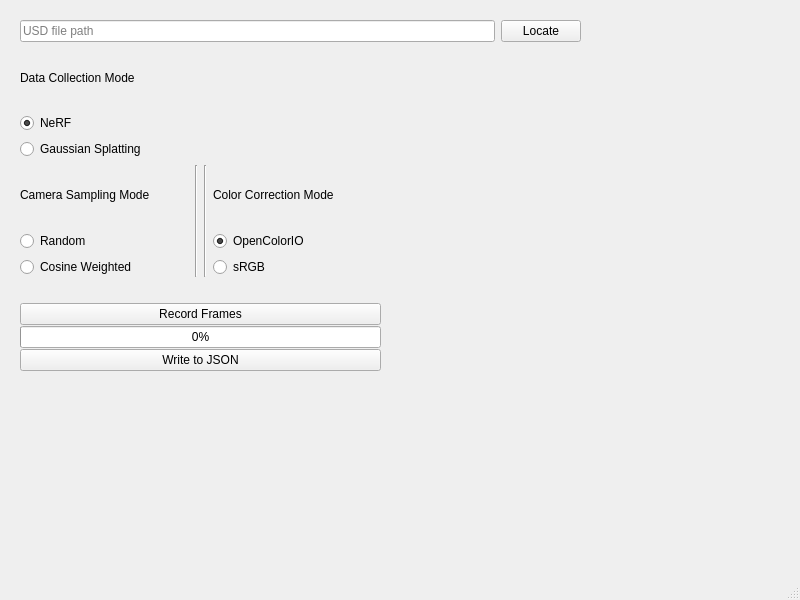
Qt form src/usdSimple/mainwindow.ui (mialana/neural-for-usd) before a commit.
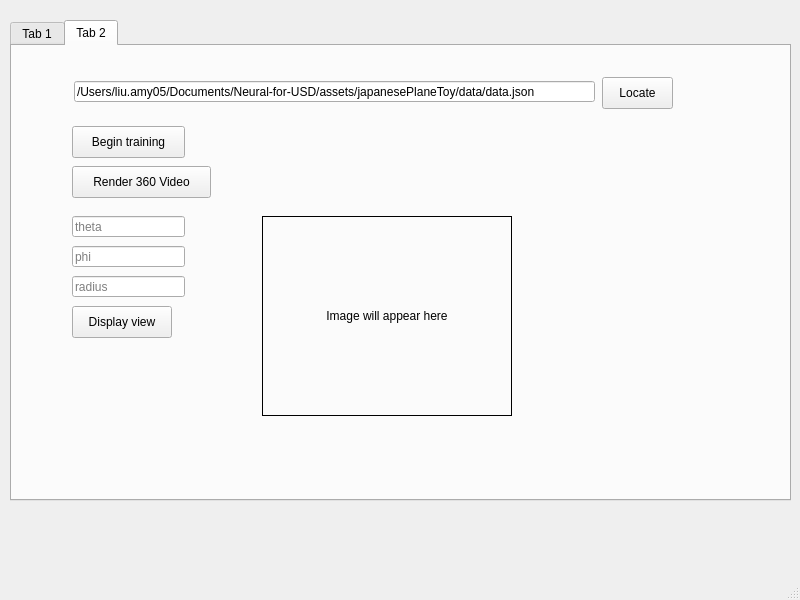
The same form after that commit.

Commit message: Create placeholder UI

Diff of the .ui file:
```diff
--- a/src/usdSimple/mainwindow.ui
+++ b/src/usdSimple/mainwindow.ui
@@ -14,12 +14,28 @@
    <string>MainWindow</string>
   </property>
   <widget class="QWidget" name="centralwidget">
+   <widget class="QTabWidget" name="tabWidget">
+    <property name="geometry">
+     <rect>
+      <x>10</x>
+      <y>20</y>
+      <width>781</width>
+      <height>481</height>
+     </rect>
+    </property>
+    <property name="currentIndex">
+     <number>1</number>
+    </property>
+    <widget class="QWidget" name="tab_3">
+     <attribute name="title">
+      <string>Tab 1</string>
+     </attribute>
    <widget class="QWidget" name="verticalLayoutWidget_5">
     <property name="geometry">
      <rect>
-      <x>20</x>
+        <x>10</x>
       <y>20</y>
-      <width>561</width>
+        <width>651</width>
       <height>374</height>
      </rect>
     </property>
@@ -190,7 +206,7 @@
               </sizepolicy>
              </property>
              <property name="text">
-              <string>Record Frames</string>
+                <string>Begin Data Collection</string>
              </property>
             </widget>
            </item>
@@ -210,19 +226,6 @@
              </property>
             </widget>
            </item>
-           <item>
-            <widget class="QPushButton" name="pushButton_3">
-             <property name="sizePolicy">
-              <sizepolicy hsizetype="Expanding" vsizetype="Fixed">
-               <horstretch>0</horstretch>
-               <verstretch>0</verstretch>
-              </sizepolicy>
-             </property>
-             <property name="text">
-              <string>Write to JSON</string>
-             </property>
-            </widget>
-           </item>
            <item>
             <widget class="QLabel" name="label_3">
              <property name="text">
@@ -252,6 +255,142 @@
     </layout>
    </widget>
   </widget>
+    <widget class="QWidget" name="tab_4">
+     <attribute name="title">
+      <string>Tab 2</string>
+     </attribute>
+     <widget class="QLineEdit" name="lineEdit_3">
+      <property name="geometry">
+       <rect>
+        <x>60</x>
+        <y>170</y>
+        <width>113</width>
+        <height>21</height>
+       </rect>
+      </property>
+      <property name="placeholderText">
+       <string>theta</string>
+      </property>
+     </widget>
+     <widget class="QPushButton" name="pushButton_4">
+      <property name="geometry">
+       <rect>
+        <x>60</x>
+        <y>80</y>
+        <width>113</width>
+        <height>32</height>
+       </rect>
+      </property>
+      <property name="text">
+       <string>Begin training</string>
+      </property>
+     </widget>
+     <widget class="QLineEdit" name="lineEdit_4">
+      <property name="geometry">
+       <rect>
+        <x>60</x>
+        <y>200</y>
+        <width>113</width>
+        <height>21</height>
+       </rect>
+      </property>
+      <property name="placeholderText">
+       <string>phi</string>
+      </property>
+     </widget>
+     <widget class="QLineEdit" name="lineEdit_5">
+      <property name="geometry">
+       <rect>
+        <x>60</x>
+        <y>230</y>
+        <width>113</width>
+        <height>21</height>
+       </rect>
+      </property>
+      <property name="placeholderText">
+       <string>radius</string>
+      </property>
+     </widget>
+     <widget class="QPushButton" name="pushButton_6">
+      <property name="geometry">
+       <rect>
+        <x>60</x>
+        <y>260</y>
+        <width>100</width>
+        <height>32</height>
+       </rect>
+      </property>
+      <property name="text">
+       <string>Display view</string>
+      </property>
+     </widget>
+     <widget class="QLabel" name="label">
+      <property name="geometry">
+       <rect>
+        <x>250</x>
+        <y>170</y>
+        <width>250</width>
+        <height>200</height>
+       </rect>
+      </property>
+      <property name="frameShape">
+       <enum>QFrame::Shape::Box</enum>
+      </property>
+      <property name="text">
+       <string>Image will appear here</string>
+      </property>
+      <property name="alignment">
+       <set>Qt::AlignmentFlag::AlignCenter</set>
+      </property>
+      <property name="margin">
+       <number>1</number>
+      </property>
+     </widget>
+     <widget class="QPushButton" name="pushButton_5">
+      <property name="geometry">
+       <rect>
+        <x>60</x>
+        <y>120</y>
+        <width>139</width>
+        <height>32</height>
+       </rect>
+      </property>
+      <property name="text">
+       <string>Render 360 Video</string>
+      </property>
+     </widget>
+     <widget class="QPushButton" name="pushButton_3">
+      <property name="geometry">
+       <rect>
+        <x>590</x>
+        <y>31</y>
+        <width>71</width>
+        <height>32</height>
+       </rect>
+      </property>
+      <property name="text">
+       <string>Locate</string>
+      </property>
+     </widget>
+     <widget class="QLineEdit" name="lineEdit_2">
+      <property name="geometry">
+       <rect>
+        <x>62</x>
+        <y>35</y>
+        <width>521</width>
+        <height>21</height>
+       </rect>
+      </property>
+      <property name="text">
+       <string>/Users/liu.amy05/Documents/Neural-for-USD/assets/japanesePlaneToy/data/data.json</string>
+      </property>
+      <property name="placeholderText">
+       <string>Data file path</string>
+      </property>
+     </widget>
+    </widget>
+   </widget>
+  </widget>
   <widget class="QMenuBar" name="menubar">
    <property name="geometry">
     <rect>
```
Left out of the diff: 2 changed lines with no effect on the pictures. Lines whose indentation alone changed are shown as unchanged.
